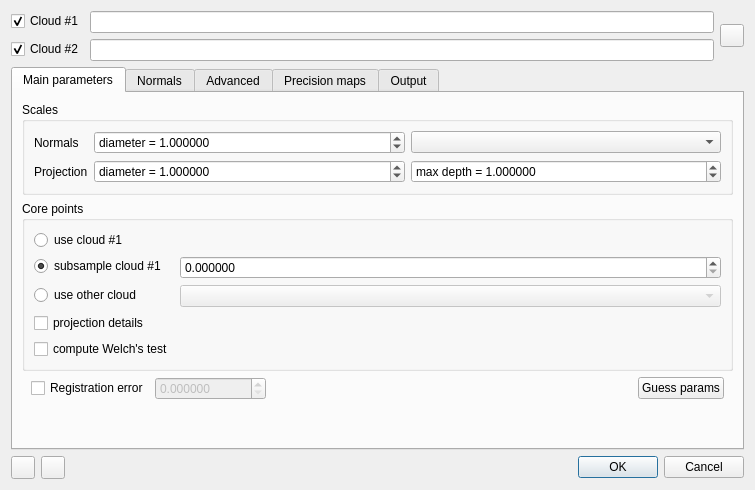
Above: plugins/core/Standard/qM3C2/ui/qM3C2Dialog.ui from p-leroy/CloudCompare before the change. Below: the same form after it.
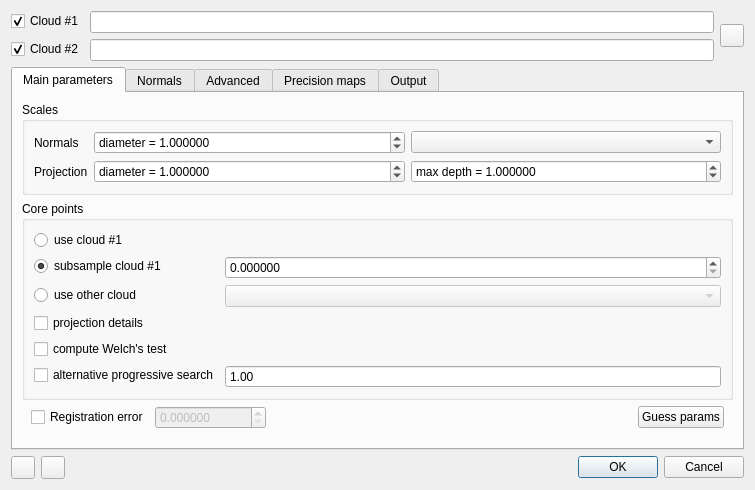
That is the form after the change. Icons and pictures are not drawn.

What changed in the file:
```diff
--- a/plugins/core/Standard/qM3C2/ui/qM3C2Dialog.ui
+++ b/plugins/core/Standard/qM3C2/ui/qM3C2Dialog.ui
@@ -235,6 +235,26 @@
             </property>
            </widget>
           </item>
+          <item row="5" column="0">
+           <widget class="QCheckBox" name="checkBox_alternativeProggressive">
+            <property name="toolTip">
+             <string>&lt;html&gt;&lt;head/&gt;&lt;body&gt;&lt;p&gt;The progressive search is performed step by step (step = search scale). When n at step k+1 is equal to n at step k, the search is stopped.&lt;/p&gt;&lt;/body&gt;&lt;/html&gt;</string>
+            </property>
+            <property name="text">
+             <string>alternative progressive search</string>
+            </property>
+           </widget>
+          </item>
+          <item row="5" column="1">
+           <widget class="QDoubleSpinBox" name="doubleSpinBox_progressiveSearch">
+            <property name="buttonSymbols">
+             <enum>QAbstractSpinBox::NoButtons</enum>
+            </property>
+            <property name="value">
+             <double>1.000000000000000</double>
+            </property>
+           </widget>
+          </item>
          </layout>
         </widget>
        </item>
```
